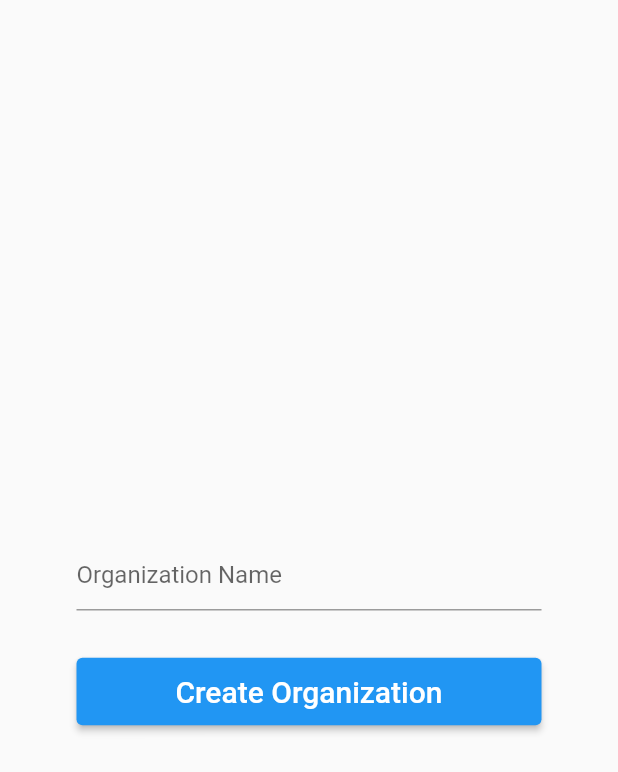
After one commit to JosephGwara/Coding4Integrity, a Flutter app: the CreateOrganizationView screen opened by its route, on a phone screen of 412 x 824 dp. The commit adds this screen. Shown: the top 772 px of the screen. Run offline on Flutter 3.47's test engine with Material 2 defaults, Android fonts, the phone set to English and light mode, and no system bars; our stand-ins replace cloud_firestore, firebase_auth, firebase_core, freezed_annotation, get_it, page_transition and 2 more; accounts and stored records are empty.

Commit message:
Adds organizations and wallets service and other skeleton code

```diff
--- /dev/null
+++ b/wallets/lib/config/firestore_constants.dart
@@ -0,0 +1,2 @@
+const ksOrganizationsCollection = "organizations";
+const ksWalletsCollection = "wallets";
--- a/wallets/lib/locator.dart
+++ b/wallets/lib/locator.dart
@@ -1,8 +1,11 @@
+import 'package:cloud_firestore/cloud_firestore.dart';
 import 'package:firebase_auth/firebase_auth.dart';
 import 'package:firebase_core/firebase_core.dart';
 import 'package:get_it/get_it.dart';
 import 'package:stacked_services/stacked_services.dart';
 import 'package:wallets/services/authentication_service.dart';
+import 'package:wallets/services/organizations_service.dart';
+import 'package:wallets/services/wallets_service.dart';
 
 final locator = GetIt.instance;
 
@@ -10,7 +13,10 @@ Future<void> setUpLocator() async {
   final firebaseApp = await Firebase.initializeApp();
 
   locator.registerSingleton(FirebaseAuth.instanceFor(app: firebaseApp));
+  locator.registerSingleton(FirebaseFirestore.instanceFor(app: firebaseApp));
   locator.registerLazySingleton(() => AuthenticationService());
+  locator.registerLazySingleton(() => OrganizationsService());
+  locator.registerLazySingleton(() => WalletsService());
   locator.registerLazySingleton(() => NavigationService());
   locator.registerLazySingleton(() => DialogService());
 }
--- /dev/null
+++ b/wallets/lib/models/models.dart
@@ -0,0 +1,29 @@
+import 'package:freezed_annotation/freezed_annotation.dart';
+import 'package:flutter/foundation.dart';
+
+part 'models.freezed.dart';
+part 'models.g.dart';
+
+@freezed
+class Wallet with _$Wallet {
+  factory Wallet({
+    required String id,
+    required String organizationId,
+    required String name,
+    required double balance,
+  }) = _Wallet;
+
+  factory Wallet.fromJson(Map<String, dynamic> json) => _$WalletFromJson(json);
+}
+
+@freezed
+class Organization with _$Organization {
+  factory Organization({
+    required String id,
+    required String ownerId,
+    required String name,
+  }) = _Organization;
+
+  factory Organization.fromJson(Map<String, dynamic> json) =>
+      _$OrganizationFromJson(json);
+}
--- a/wallets/lib/routes.dart
+++ b/wallets/lib/routes.dart
@@ -1,15 +1,20 @@
 import 'package:flutter/material.dart';
 import 'package:page_transition/page_transition.dart';
+import 'package:wallets/views/create_organization/create_organization_view.dart';
 import 'package:wallets/views/home/home_view.dart';
+import 'package:wallets/views/select_organization/select_organization_view.dart';
 import 'package:wallets/views/sign_in/sign_in_view.dart';
 import 'package:wallets/views/sign_up/sign_up_view.dart';
 import 'package:wallets/views/startup/startup_view.dart';
 
 class Routes {
   static const startupView = 'startupView';
-  static const homeView = 'homeView';
   static const signInView = 'signInView';
   static const signUpView = 'signUpView';
+  static const homeView = 'homeView';
+  static const selectOrganizationView = 'selectOrganizationView';
+  static const createOrganizationView = 'createOrganizationView';
+  static const createWalletView = 'createWalletView';
 }
 
 Route<dynamic> generateRoute(RouteSettings settings) {
@@ -18,12 +23,6 @@ Route<dynamic> generateRoute(RouteSettings settings) {
       return _getPageRoute(
         settings: settings,
         viewToShow: StartupView(),
-      );
-
-    case Routes.homeView:
-      return _getPageRoute(
-        settings: settings,
-        viewToShow: HomeView(),
       );
 
     case Routes.signInView:
@@ -36,6 +35,24 @@ Route<dynamic> generateRoute(RouteSettings settings) {
       return _getPageRoute(
         settings: settings,
         viewToShow: SignUpView(),
+      );
+
+    case Routes.homeView:
+      return _getPageRoute(
+        settings: settings,
+        viewToShow: HomeView(),
+      );
+
+    case Routes.selectOrganizationView:
+      return _getPageRoute(
+        settings: settings,
+        viewToShow: SelectOrganizationView(),
+      );
+
+    case Routes.createOrganizationView:
+      return _getPageRoute(
+        settings: settings,
+        viewToShow: CreateOrganizationView(),
       );
 
     default:
--- /dev/null
+++ b/wallets/lib/services/organizations_service.dart
@@ -0,0 +1,51 @@
+import 'package:cloud_firestore/cloud_firestore.dart';
+import 'package:wallets/config/firestore_constants.dart';
+import 'package:wallets/locator.dart';
+import 'package:wallets/models/models.dart';
+import 'package:wallets/services/authentication_service.dart';
+
+abstract class OrganizationsService {
+  Future<Organization> createOrganization({required String withName});
+  Future<void> deleteOrganizationWithId(String organizationId);
+  Future<List<Organization>> listCurrentUserOrganizations();
+
+  factory OrganizationsService() = _OrganizationsService;
+}
+
+class _OrganizationsService implements OrganizationsService {
+  final firestore = locator<FirebaseFirestore>();
+  final authenticationService = locator<AuthenticationService>();
+
+  @override
+  Future<Organization> createOrganization({required String withName}) async {
+    final ref = firestore.collection(ksOrganizationsCollection).doc();
+    final organization = Organization(
+      id: ref.id,
+      ownerId: authenticationService.getCurrentUserId(),
+      name: withName,
+    );
+
+    await ref.set(organization.toJson());
+    return organization;
+  }
+
+  @override
+  Future<void> deleteOrganizationWithId(String organizationId) {
+    return firestore
+        .collection(ksOrganizationsCollection)
+        .doc(organizationId)
+        .delete();
+  }
+
+  @override
+  Future<List<Organization>> listCurrentUserOrganizations() async {
+    final organizationsData = await firestore
+        .collection(ksOrganizationsCollection)
+        .where("ownerId", isEqualTo: authenticationService.getCurrentUserId())
+        .get();
+
+    return organizationsData.docs
+        .map((doc) => Organization.fromJson(doc.data()))
+        .toList();
+  }
+}
--- /dev/null
+++ b/wallets/lib/views/create_organization/create_organization_view.dart
@@ -0,0 +1,71 @@
+import 'package:flutter/material.dart';
+import 'package:stacked/stacked.dart';
+import 'package:stacked/stacked_annotations.dart';
+import 'package:wallets/shared_ui/button_utils.dart';
+import 'package:wallets/shared_ui/dimensions.dart';
+import 'package:wallets/views/create_organization/create_organization_view.form.dart';
+import 'package:wallets/views/create_organization/create_organization_viewmodel.dart';
+
+@FormView(fields: [
+  FormTextField(name: 'organizatioName', initialValue: ""),
+])
+class CreateOrganizationView extends StatelessWidget
+    with $CreateOrganizationView {
+  @override
+  Widget build(BuildContext context) {
+    return ViewModelBuilder<CreateOrganizationViewModel>.reactive(
+      viewModelBuilder: () => CreateOrganizationViewModel.makeInstance(),
+      onModelReady: (model) {
+        listenToFormUpdated(model);
+      },
+      builder: (context, model, child) => Scaffold(
+        body: Center(
+          child: ConstrainedBox(
+            constraints: BoxConstraints(
+              maxWidth: 310,
+            ),
+            child: Column(
+              mainAxisAlignment: MainAxisAlignment.center,
+              children: [
+                if (model.hasError)
+                  Text(
+                    "${model.error(model)}",
+                    style: Theme.of(context)
+                        .textTheme
+                        .subtitle2
+                        ?.copyWith(color: Colors.red[400]),
+                  ),
+                verticalSpace(20),
+                TextField(
+                  enabled: !model.isCreatingOrganization,
+                  controller: organizatioNameController,
+                  keyboardType: TextInputType.name,
+                  decoration: InputDecoration(hintText: "Organization Name"),
+                ),
+                verticalSpace(30),
+                ElevatedButton(
+                  style: ElevatedButton.styleFrom(
+                      minimumSize: Size(double.infinity, 45)),
+                  onPressed: onButtonPressed(
+                    model.createOrganization,
+                    disableIf: model.isCreatingOrganization,
+                  ),
+                  child: model.isCreatingOrganization
+                      ? SizedBox(
+                          height: 25,
+                          width: 25,
+                          child: CircularProgressIndicator(),
+                        )
+                      : Text(
+                          "Create Organization",
+                          style: TextStyle(fontSize: 20),
+                        ),
+                )
+              ],
+            ),
+          ),
+        ),
+      ),
+    );
+  }
+}
--- /dev/null
+++ b/wallets/lib/views/create_organization/create_organization_viewmodel.dart
@@ -0,0 +1,35 @@
+import 'package:stacked/stacked.dart';
+import 'package:stacked_services/stacked_services.dart';
+import 'package:wallets/locator.dart';
+import 'package:wallets/services/organizations_service.dart';
+
+abstract class CreateOrganizationViewModel extends FormViewModel {
+  bool get isCreatingOrganization;
+  Future<void> createOrganization();
+
+  static CreateOrganizationViewModel makeInstance() =>
+      _CreateOrganizationViewModel();
+}
+
+class _CreateOrganizationViewModel extends CreateOrganizationViewModel {
+  final organizationsService = locator<OrganizationsService>();
+  final navigationService = locator<NavigationService>();
+
+  @override
+  Future<void> createOrganization() async {
+    // TODO: implement createOrganization
+
+    final organization =
+        await organizationsService.createOrganization(withName: "");
+    navigationService.back(result: organization);
+  }
+
+  @override
+  bool get isCreatingOrganization => this.isBusy;
+
+  @override
+  void setFormStatus() {
+    clearErrors();
+    notifyListeners();
+  }
+}
--- a/wallets/pubspec.yaml
+++ b/wallets/pubspec.yaml
@@ -34,6 +34,11 @@ dependencies:
   page_transition: ^2.0.4
   firebase_core: ^1.8.0
   firebase_auth: ^3.1.4
+  freezed: ^0.15.0+1
+  freezed_annotation: ^0.15.0
+  cloud_firestore: ^2.5.4
+  json_serializable: ^6.0.1
+  json_annotation: ^4.3.0
 
 dev_dependencies:
   build_runner: ^2.1.4
```
Also changed, not shown: wallets/lib/services/authentication_service.dart (+7 -0 lines), wallets/lib/services/wallets_service.dart (added, +40 -0 lines), wallets/lib/views/create_organization/create_organization_view.form.dart (added, +50 -0 lines), wallets/lib/views/home/home_view.dart (+9 -3 lines), wallets/lib/views/home/home_viewmodel.dart (added, +43 -0 lines), wallets/lib/views/select_organization/select_organization_view.dart (added, +9 -0 lines), wallets/lib/models/models.freezed.dart (added), wallets/lib/models/models.g.dart (added), wallets/lib/views/select_organization/select_organization_viewmodel.dart (added), wallets/pubspec.lock, 1 other file.
